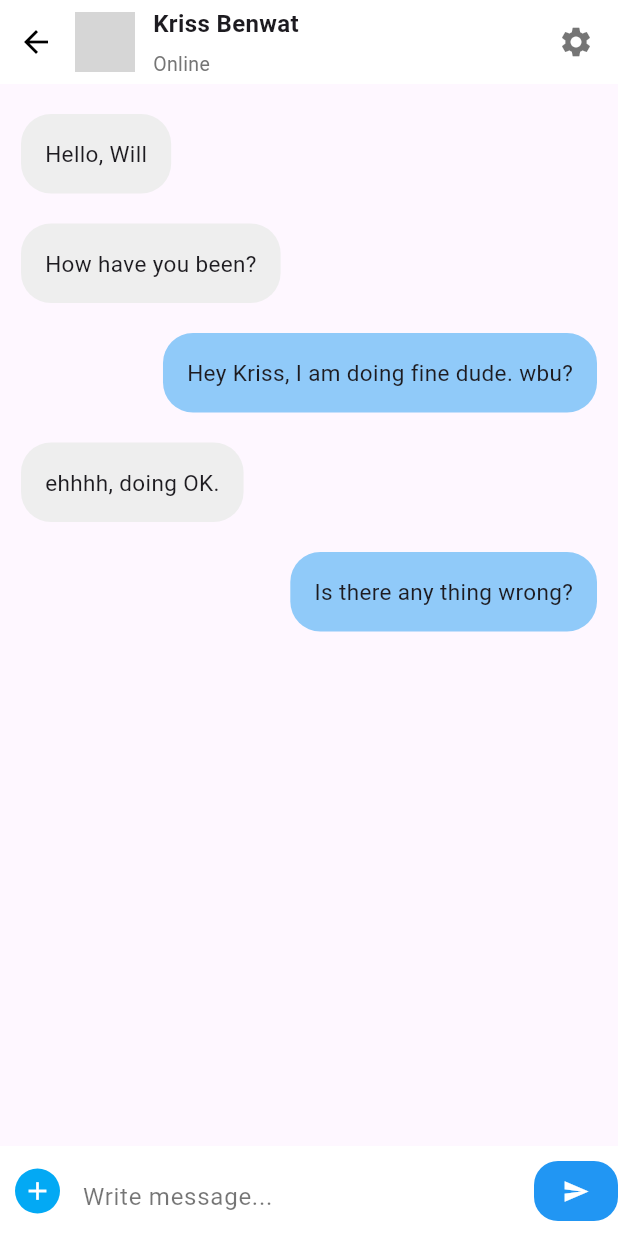
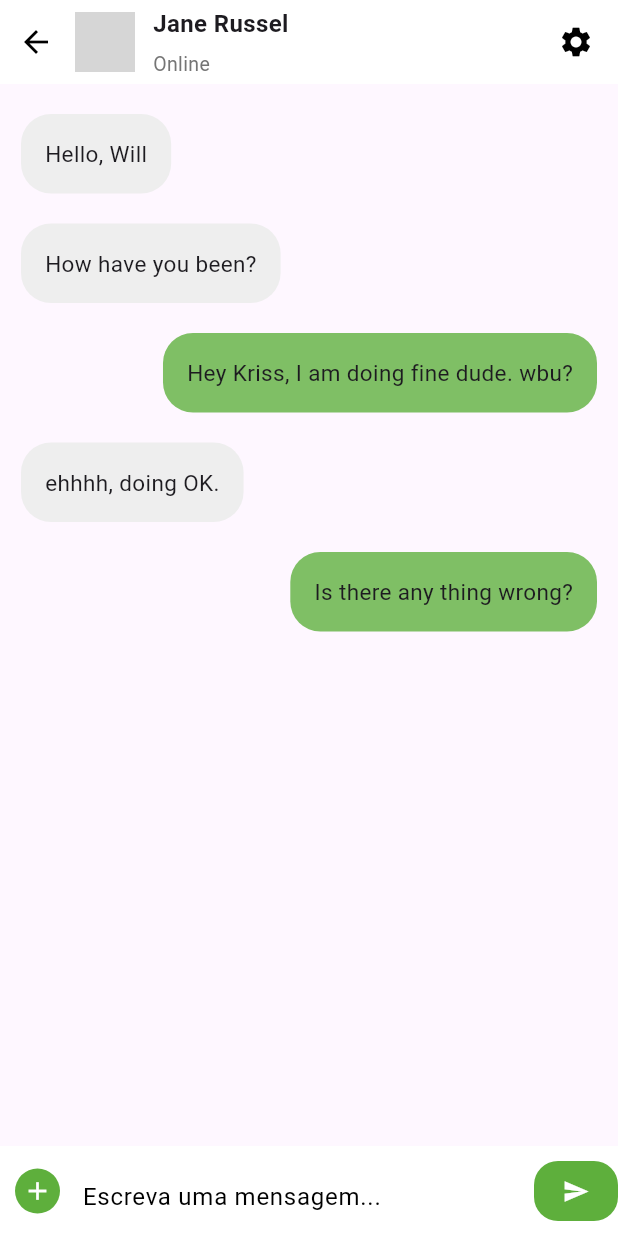
Before and after one commit to eullergomes/connect_if, a Flutter app: the ChatScreen screen opened directly, after a tap on "Jane Russel", on a phone screen of 412 x 824 dp. Run offline on Flutter 3.47's test engine with Material 3 defaults, Android fonts, the light colour scheme and no system bars; our stand-ins replace flutter_svg; grey boxes are pictures that could not be loaded.

```diff
--- a/lib/models/chatMessageModel.dart
+++ /dev/null
@@ -1,7 +0,0 @@
-import 'package:flutter/cupertino.dart';
-
-class ChatMessage{
-  String messageContent;
-  String messageType;
-  ChatMessage({required this.messageContent, required this.messageType});
-}
--- a/lib/screens/chat_details_screen.dart
+++ b/lib/screens/chat_details_screen.dart
@@ -1,12 +1,23 @@
+import 'package:connect_if/ui/themes/class_themes.dart';
 import 'package:flutter/material.dart';
 import 'package:connect_if/models/chat_message_model.dart';
 
-class ChatDetailPage extends StatefulWidget{
+class ChatDetailsScreen extends StatefulWidget{
+
+  final String name;
+  final String imageUrl;
+
+  const ChatDetailsScreen({
+    super.key,
+    required this.name,
+    required this.imageUrl,
+  });
+
   @override
-  _ChatDetailPageState createState() => _ChatDetailPageState();
+  ChatDetailsScreenState createState() => ChatDetailsScreenState();
 }
 
-class _ChatDetailPageState extends State<ChatDetailPage> {
+class ChatDetailsScreenState extends State<ChatDetailsScreen> {
   List<ChatMessage> messages = [
     ChatMessage(messageContent: "Hello, Will", messageType: "receiver"),
     ChatMessage(messageContent: "How have you been?", messageType: "receiver"),
@@ -31,11 +42,11 @@ class _ChatDetailPageState extends State<ChatDetailPage> {
                   onPressed: (){
                     Navigator.pop(context);
                   },
-                  icon: Icon(Icons.arrow_back,color: Colors.black,),
+                  icon: Icon(Icons.arrow_back,color: AppThemeCustom.black,),
                 ),
                 SizedBox(width: 2,),
                 CircleAvatar(
-                  backgroundImage: NetworkImage("<https://randomuser.me/api/portraits/men/5.jpg>"),
+                  backgroundImage: AssetImage(widget.imageUrl), // imagem dinâmica
                   maxRadius: 20,
                 ),
                 SizedBox(width: 12,),
@@ -44,13 +55,13 @@ class _ChatDetailPageState extends State<ChatDetailPage> {
                     crossAxisAlignment: CrossAxisAlignment.start,
                     mainAxisAlignment: MainAxisAlignment.center,
                     children: <Widget>[
-                      Text("Kriss Benwat",style: TextStyle( fontSize: 16 ,fontWeight: FontWeight.w600),),
+                      Text(widget.name,style: TextStyle( fontSize: 16 ,fontWeight: FontWeight.w600),), // nome dinêmico
                       SizedBox(height: 6,),
                       Text("Online",style: TextStyle(color: Colors.grey.shade600, fontSize: 13),),
                     ],
                   ),
                 ),
-                Icon(Icons.settings,color: Colors.black54,),
+                Icon(Icons.settings,color: AppThemeCustom.black,),
               ],
             ),
           ),
@@ -71,7 +82,7 @@ class _ChatDetailPageState extends State<ChatDetailPage> {
                   child: Container(
                     decoration: BoxDecoration(
                       borderRadius: BorderRadius.circular(20),
-                      color: (messages[index].messageType  == "receiver"?Colors.grey.shade200:Colors.blue[200]),
+                      color: (messages[index].messageType  == "receiver"?Colors.grey.shade200:AppThemeCustom.green400),
                     ),
                     padding: EdgeInsets.all(16),
                     child: Text(messages[index].messageContent, style: TextStyle(fontSize: 15),),
@@ -86,7 +97,7 @@ class _ChatDetailPageState extends State<ChatDetailPage> {
               padding: EdgeInsets.only(left: 10,bottom: 10,top: 10),
               height: 60,
               width: double.infinity,
-              color: Colors.white,
+              color: AppThemeCustom.white,
               child: Row(
                 children: <Widget>[
                   GestureDetector(
@@ -96,18 +107,18 @@ class _ChatDetailPageState extends State<ChatDetailPage> {
                       height: 30,
                       width: 30,
                       decoration: BoxDecoration(
-                        color: Colors.lightBlue,
+                        color: AppThemeCustom.green500, // alterar aqui
                         borderRadius: BorderRadius.circular(30),
                       ),
-                      child: Icon(Icons.add, color: Colors.white, size: 20, ),
+                      child: Icon(Icons.add, color: AppThemeCustom.white, size: 20, ),
                     ),
                   ),
                   SizedBox(width: 15,),
                   Expanded(
                     child: TextField(
                       decoration: InputDecoration(
-                        hintText: "Write message...",
-                        hintStyle: TextStyle(color: Colors.black54),
+                        hintText: "Escreva uma mensagem...",
+                        hintStyle: TextStyle(color: AppThemeCustom.black),
                         border: InputBorder.none
                       ),
                     ),
@@ -115,9 +126,9 @@ class _ChatDetailPageState extends State<ChatDetailPage> {
                   SizedBox(width: 15,),
                   FloatingActionButton(
                     onPressed: () {},
-                    backgroundColor: Colors.blue,
+                    backgroundColor: AppThemeCustom.green500,
                     elevation: 0,
-                    child: Icon(Icons.send, color: Colors.white, size: 18),
+                    child: Icon(Icons.send, color: AppThemeCustom.white, size: 18),
                   )
                 ],
 
--- a/lib/screens/conversations_screen.dart
+++ b/lib/screens/conversations_screen.dart
@@ -37,7 +37,7 @@ class ChatScreenState extends State<ChatScreen> {
                       mainAxisAlignment: MainAxisAlignment.spaceBetween,
                       children: <Widget>[
                         Text(
-                          "Conversations",
+                          "Conversas",
                           style: TextStyle(fontSize: 32, fontWeight: FontWeight.bold),
                         ),
                         Container(
@@ -52,7 +52,7 @@ class ChatScreenState extends State<ChatScreen> {
                               Icon(Icons.add, color: Colors.pink, size: 20),
                               SizedBox(width: 2),
                               Text(
-                                "Add New",
+                                "Adicionar",
                                 style: TextStyle(fontSize: 14, fontWeight: FontWeight.bold),
                               ),
                             ],
@@ -64,7 +64,7 @@ class ChatScreenState extends State<ChatScreen> {
                       padding: EdgeInsets.only(top: 16, left: 16, right: 16),
                       child: TextField(
                         decoration: InputDecoration(
-                          hintText: "Search...",
+                          hintText: "Pesquisar...",
                           hintStyle: TextStyle(color: Colors.grey.shade600),
                           prefixIcon: Icon(Icons.search, color: Colors.grey.shade600, size: 20),
                           filled: true,
--- a/lib/widgets/conversationList.dart
+++ b/lib/widgets/conversationList.dart
@@ -7,7 +7,15 @@ class ConversationList extends StatefulWidget{
   final String imageUrl;
   final String time;
   final bool isMessageRead;
-  ConversationList({required this.name, required this.messageText, required this.imageUrl, required this.time, required this.isMessageRead});
+
+  const ConversationList({
+    super.key,
+    required this.name,
+    required this.messageText,
+    required this.imageUrl,
+    required this.time,
+    required this.isMessageRead
+  });
   @override
   ConversationListState createState() => ConversationListState();
 }
@@ -18,7 +26,10 @@ class ConversationListState extends State<ConversationList> {
     return GestureDetector(
       onTap: () {
         Navigator.push(context, MaterialPageRoute(builder: (context) {
-          return ChatDetailPage();
+          return ChatDetailsScreen(
+            name: widget.name,
+            imageUrl: widget.imageUrl,
+          );
         }));
       },
       child: Container(
@@ -29,7 +40,7 @@ class ConversationListState extends State<ConversationList> {
               child: Row(
                 children: <Widget>[
                   CircleAvatar(
-                    backgroundImage: NetworkImage(widget.imageUrl),
+                    backgroundImage: AssetImage(widget.imageUrl),
                     maxRadius: 30,
                   ),
                   SizedBox(width: 16,),
```
Also changed, not shown: lib/models/user.dart (added, +15 -0 lines), lib/screens/edit_profile_screen.dart (added, +52 -0 lines), lib/screens/profile_screen.dart (+74 -5 lines), lib/utils/user_preferences.dart (added, +13 -0 lines), lib/widgets/appBar_widget.dart (added, +10 -0 lines), lib/widgets/button_widget.dart (added, +24 -0 lines), lib/widgets/numbers_widget.dart (added, +43 -0 lines), lib/widgets/profile_widget.dart (added, +78 -0 lines), lib/widgets/textfield_widget.dart (added, +58 -0 lines).
